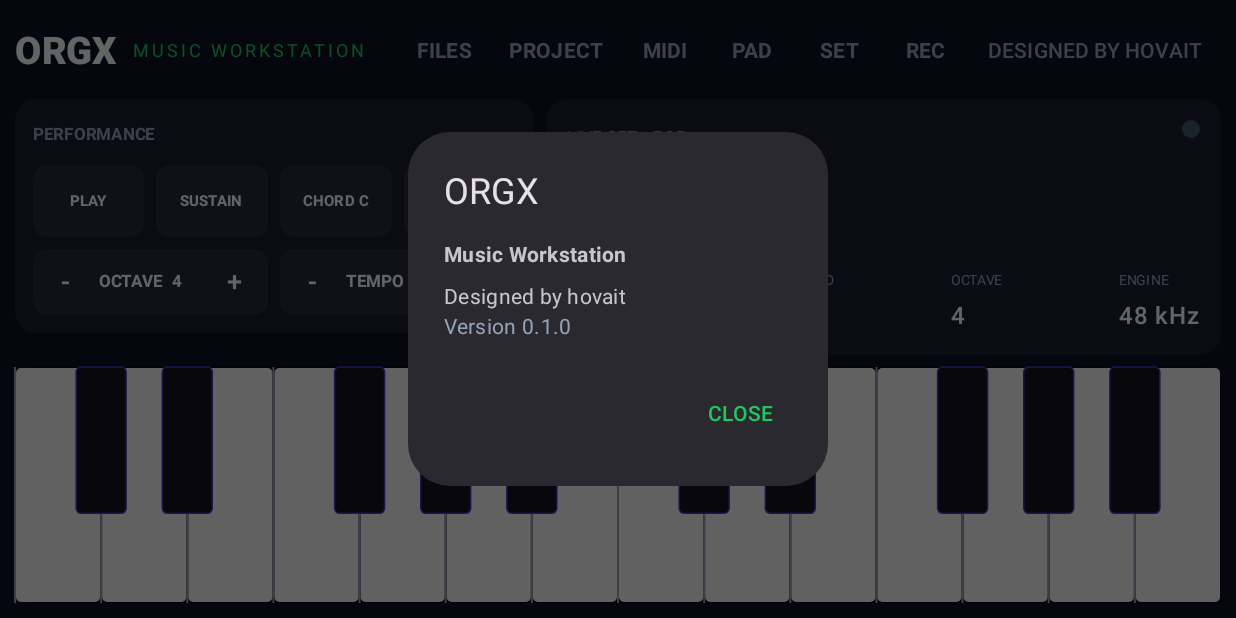
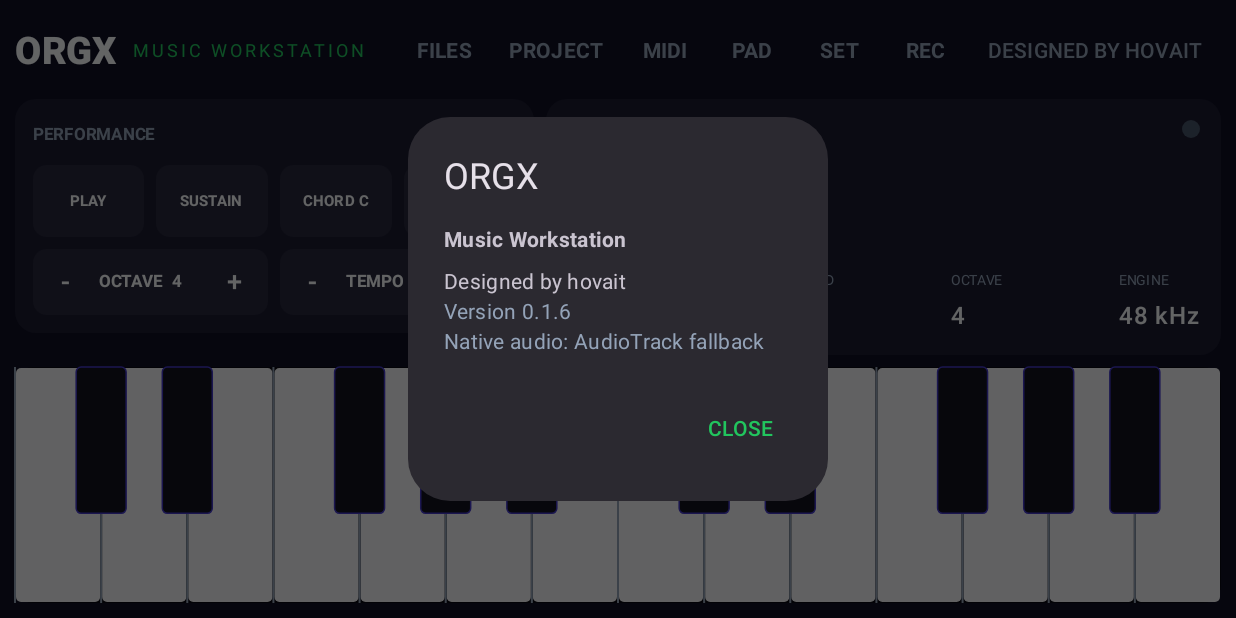
Before and after one commit to phamvanhoai/ORGKEY, an Android app built with Jetpack Compose: the screen it shows after launch (MainActivity), after a tap on "DESIGNED BY HOVAIT", on a phone screen of 824 x 412 dp (held sideways). Run offline under Robolectric (Android 15) with nearby library versions, the light colour scheme and no system bars; 1 statement that could not run was skipped.

Commit message:
ui: show native audio backend status

```diff
--- a/orgx/app/src/main/java/com/hovait/orgx/MainActivity.kt
+++ b/orgx/app/src/main/java/com/hovait/orgx/MainActivity.kt
@@ -331,4 +331,4 @@ private fun ORGXApp(engine: AudioEngine) {
         }
     }},confirmButton={TextButton(onClick={player?.release();onDismiss()}){Text("CLOSE")}})
 }
-@Composable private fun AboutDialog(onDismiss:()->Unit){AlertDialog(onDismissRequest=onDismiss,title={Text("ORGX")},text={Column{Text("Music Workstation",fontWeight=FontWeight.Bold);Spacer(Modifier.height(8.dp));Text("Designed by hovait");Text("Version 0.1.0",color=Subtle)}},confirmButton={TextButton(onClick=onDismiss){Text("CLOSE")}})}
+@Composable private fun AboutDialog(onDismiss:()->Unit){AlertDialog(onDismissRequest=onDismiss,title={Text("ORGX")},text={Column{Text("Music Workstation",fontWeight=FontWeight.Bold);Spacer(Modifier.height(8.dp));Text("Designed by hovait");Text("Version 0.1.6",color=Subtle);Text(if(NativeReferenceLoader.available) "Native audio: loaded" else "Native audio: AudioTrack fallback",color=Subtle)}},confirmButton={TextButton(onClick=onDismiss){Text("CLOSE")}})}
```
